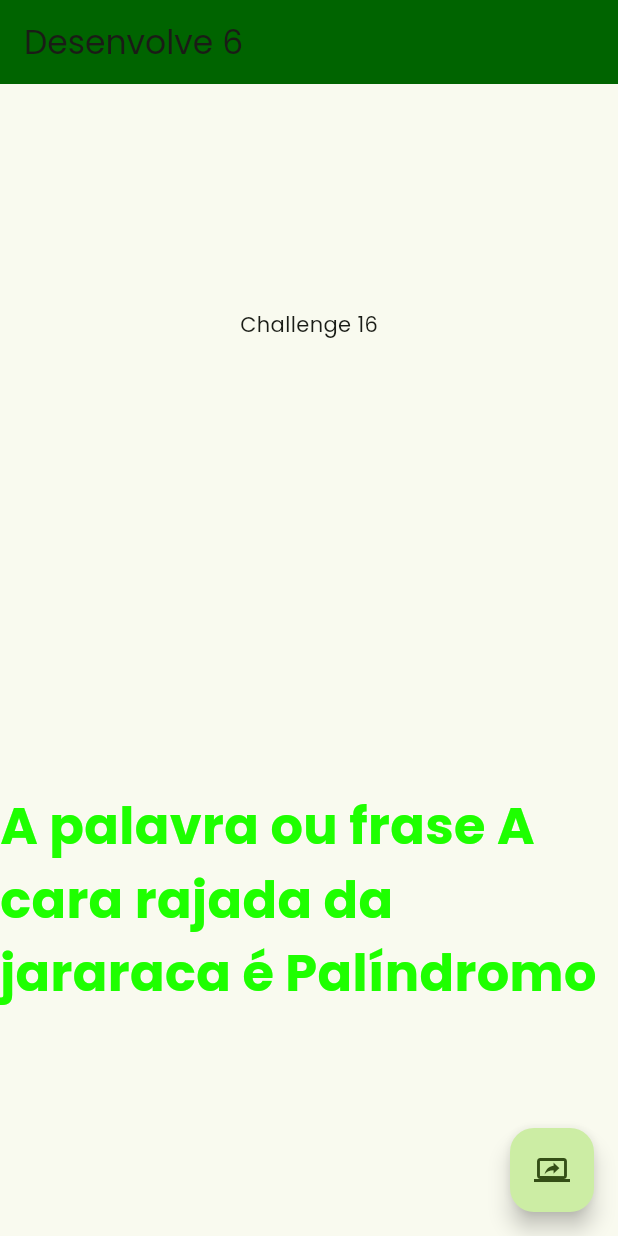
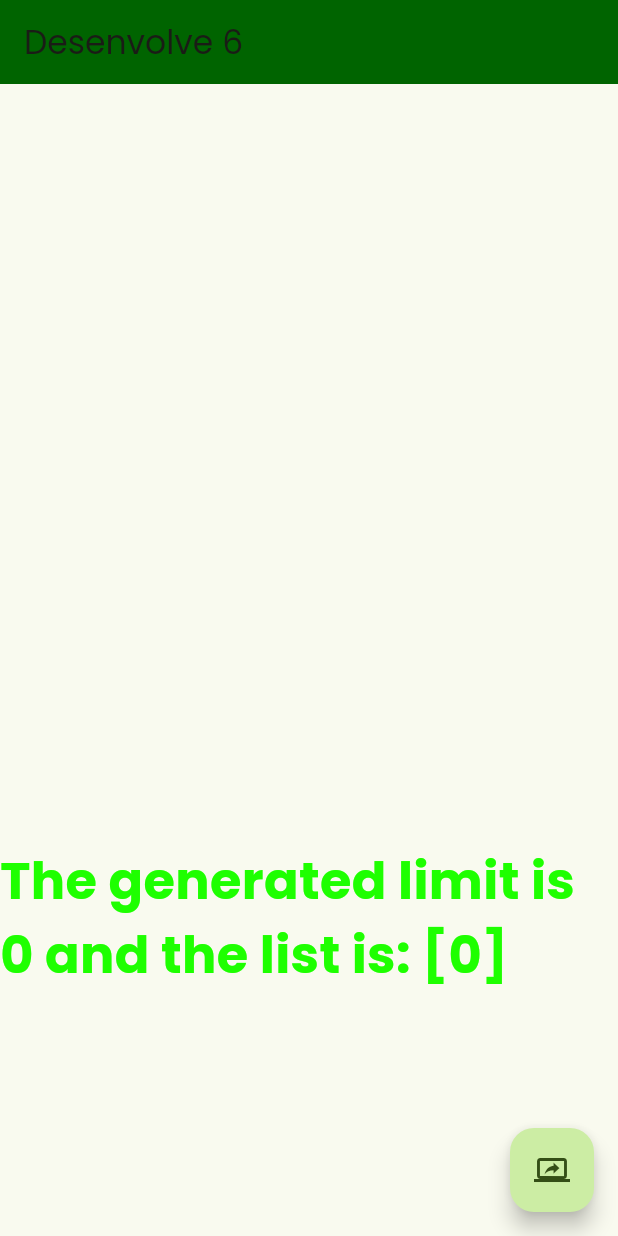
Before and after one commit to desenvolve06/gr6-projeto1, a Flutter app: the screen it shows after launch, after a tap on the "screen share" icon, on a phone screen of 412 x 824 dp. Run offline on Flutter 3.47's test engine with Material 3 defaults, Android fonts, the light colour scheme and no system bars; our stand-ins replace google_fonts; missing offline and left inert: dart:ffi.

Commit message:
feat: Create function to generate a list - exercise 15

```diff
--- a/lib/main.dart
+++ b/lib/main.dart
@@ -150,6 +150,17 @@ class _MyHomePageState extends State<MyHomePage> {
     });
   }
 
+    void _challenge15(){
+    int limit = Random().nextInt(10);
+    List<int> numbers = [];
+  for (int i = 0; i <= limit; i++) {
+    numbers.add(i);
+  }
+    setState(() {
+      _result = "The generated limit is ${limit.toString()} and the list is: ${numbers.toString()}";
+    });
+  }
+
   void _challenge16(String palavra) {
   List<String> palavraArray = palavra.toLowerCase().split('');
   for (int i = 0; i < palavraArray.length; i++) {
@@ -222,7 +233,7 @@ class _MyHomePageState extends State<MyHomePage> {
         ),
       ),
       floatingActionButton: FloatingActionButton(
-        onPressed: () => _challenge16("A cara rajada da jararaca"),
+        onPressed: _challenge15,
         tooltip: 'Increment',
         child: const Icon(Icons.screen_share_outlined),
       ), // This trailing comma makes auto-formatting nicer for build methods.
```
